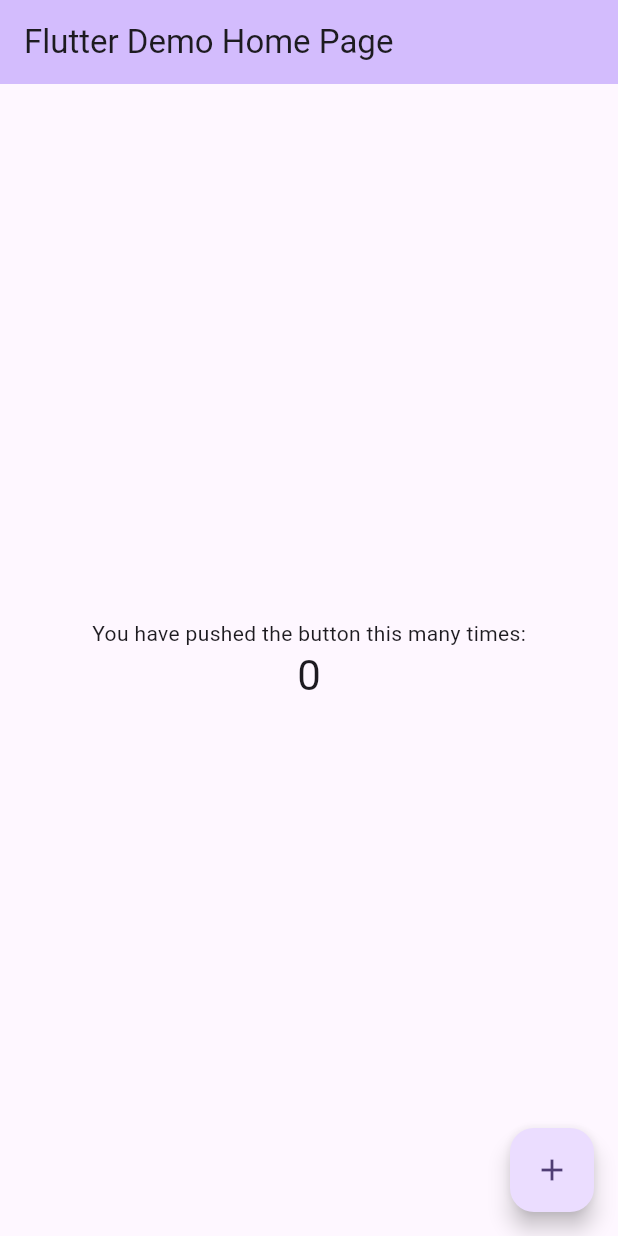
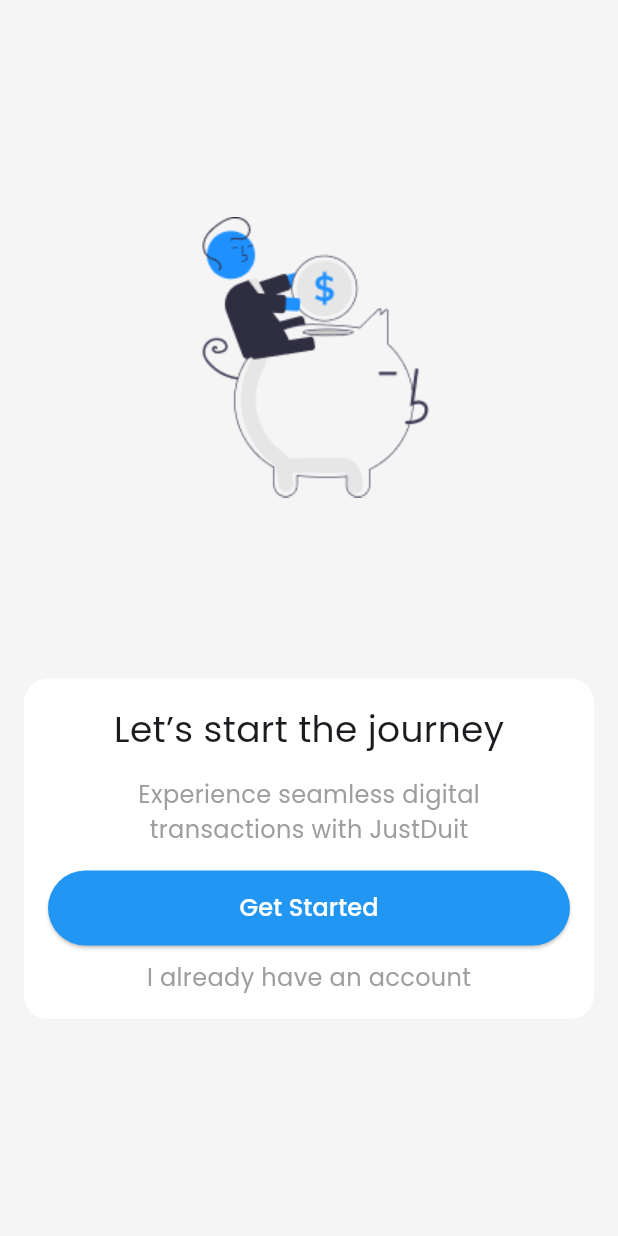
Before and after one commit to GilangRamadhann/2117051082-advanced-mobile, a Flutter app: the screen it shows after launch, on a phone screen of 412 x 824 dp. Run offline on Flutter 3.47's test engine with Material 2 defaults, Android fonts, the light colour scheme and no system bars; our stand-ins replace google_fonts.

Commit message:
LKP-basic-widget

```diff
--- a/lib/main.dart
+++ b/lib/main.dart
@@ -1,4 +1,5 @@
 import 'package:flutter/material.dart';
+import 'package:mola/screens/onboarding_screen.dart';
 
 void main() {
   runApp(const MyApp());
@@ -11,6 +12,7 @@ class MyApp extends StatelessWidget {
   @override
   Widget build(BuildContext context) {
     return MaterialApp(
+      debugShowCheckedModeBanner: false,
       title: 'Flutter Demo',
       theme: ThemeData(
         // This is the theme of your application.
@@ -31,95 +33,14 @@ class MyApp extends StatelessWidget {
         colorScheme: ColorScheme.fromSeed(seedColor: Colors.deepPurple),
         useMaterial3: true,
       ),
-      home: const MyHomePage(title: 'Flutter Demo Home Page'),
+      home: const onboardingscreen(),
+      //   home: Scaffold(a
+      //     body: Center(
+      //       child: Text("Test"),
+      //     ),
+      //   ),
+      // );
+      // }
     );
   }
 }
-
-class MyHomePage extends StatefulWidget {
-  const MyHomePage({super.key, required this.title});
-
-  // This widget is the home page of your application. It is stateful, meaning
-  // that it has a State object (defined below) that contains fields that affect
-  // how it looks.
-
-  // This class is the configuration for the state. It holds the values (in this
-  // case the title) provided by the parent (in this case the App widget) and
-  // used by the build method of the State. Fields in a Widget subclass are
-  // always marked "final".
-
-  final String title;
-
-  @override
-  State<MyHomePage> createState() => _MyHomePageState();
-}
-
-class _MyHomePageState extends State<MyHomePage> {
-  int _counter = 0;
-
-  void _incrementCounter() {
-    setState(() {
-      // This call to setState tells the Flutter framework that something has
-      // changed in this State, which causes it to rerun the build method below
-      // so that the display can reflect the updated values. If we changed
-      // _counter without calling setState(), then the build method would not be
-      // called again, and so nothing would appear to happen.
-      _counter++;
-    });
-  }
-
-  @override
-  Widget build(BuildContext context) {
-    // This method is rerun every time setState is called, for instance as done
-    // by the _incrementCounter method above.
-    //
-    // The Flutter framework has been optimized to make rerunning build methods
-    // fast, so that you can just rebuild anything that needs updating rather
-    // than having to individually change instances of widgets.
-    return Scaffold(
-      appBar: AppBar(
-        // TRY THIS: Try changing the color here to a specific color (to
-        // Colors.amber, perhaps?) and trigger a hot reload to see the AppBar
-        // change color while the other colors stay the same.
-        backgroundColor: Theme.of(context).colorScheme.inversePrimary,
-        // Here we take the value from the MyHomePage object that was created by
-        // the App.build method, and use it to set our appbar title.
-        title: Text(widget.title),
-      ),
-      body: Center(
-        // Center is a layout widget. It takes a single child and positions it
-        // in the middle of the parent.
-        child: Column(
-          // Column is also a layout widget. It takes a list of children and
-          // arranges them vertically. By default, it sizes itself to fit its
-          // children horizontally, and tries to be as tall as its parent.
-          //
-          // Column has various properties to control how it sizes itself and
-          // how it positions its children. Here we use mainAxisAlignment to
-          // center the children vertically; the main axis here is the vertical
-          // axis because Columns are vertical (the cross axis would be
-          // horizontal).
-          //
-          // TRY THIS: Invoke "debug painting" (choose the "Toggle Debug Paint"
-          // action in the IDE, or press "p" in the console), to see the
-          // wireframe for each widget.
-          mainAxisAlignment: MainAxisAlignment.center,
-          children: <Widget>[
-            const Text(
-              'You have pushed the button this many times:',
-            ),
-            Text(
-              '$_counter',
-              style: Theme.of(context).textTheme.headlineMedium,
-            ),
-          ],
-        ),
-      ),
-      floatingActionButton: FloatingActionButton(
-        onPressed: _incrementCounter,
-        tooltip: 'Increment',
-        child: const Icon(Icons.add),
-      ), // This trailing comma makes auto-formatting nicer for build methods.
-    );
-  }
-}
--- /dev/null
+++ b/lib/screens/onboarding_screen.dart
@@ -0,0 +1,111 @@
+import 'package:flutter/material.dart';
+import 'package:google_fonts/google_fonts.dart';
+
+class onboardingscreen extends StatelessWidget {
+  const onboardingscreen({Key? key}) : super(key: key);
+
+  @override
+  Widget build(BuildContext context) {
+    return Scaffold(
+      backgroundColor: Colors.grey[100],
+      body: SafeArea(
+        child: Padding(
+          padding: const EdgeInsets.symmetric(vertical: 24.0, horizontal: 16.0),
+          child: Column(
+            mainAxisAlignment: MainAxisAlignment.spaceEvenly,
+            children: <Widget>[
+              Align(
+                  alignment: Alignment.center,
+                  child: Image.asset('assets/images/justduit.png')),
+              Container(
+                width: double.infinity,
+                decoration: BoxDecoration(
+                  color: Colors.white,
+                  borderRadius: BorderRadius.circular(16.0),
+                ),
+                child: Column(
+                  mainAxisAlignment: MainAxisAlignment.spaceEvenly,
+                  children: [
+                    const SizedBox(height: 16.0),
+                    Text(
+                      'Let’s start the journey',
+                      style: TextStyle(
+                          fontFamily: GoogleFonts.poppins(
+                            fontWeight: FontWeight.w600,
+                          ).fontFamily,
+                          fontSize: 24.0),
+                    ),
+                    const SizedBox(height: 16.0),
+                    Text(
+                      'Experience seamless digital',
+                      style: TextStyle(
+                        fontFamily: GoogleFonts.poppins(
+                          fontWeight: FontWeight.w400,
+                        ).fontFamily,
+                        fontSize: 16.0,
+                        color: Colors.grey,
+                      ),
+                    ),
+                    Text(
+                      'transactions with JustDuit',
+                      style: TextStyle(
+                        fontFamily: GoogleFonts.poppins(
+                          fontWeight: FontWeight.w400,
+                        ).fontFamily,
+                        fontSize: 16.0,
+                        color: Colors.grey,
+                      ),
+                    ),
+                    const SizedBox(height: 16.0),
+                    Padding(
+                      padding: const EdgeInsets.symmetric(horizontal: 16.0),
+                      child: SizedBox(
+                        width: double.infinity,
+                        height: 50.0,
+                        child: ElevatedButton(
+                          style: ButtonStyle(
+                            backgroundColor:
+                                MaterialStateProperty.all<Color>(Colors.blue),
+                            shape: MaterialStateProperty.all<
+                                RoundedRectangleBorder>(
+                              RoundedRectangleBorder(
+                                borderRadius: BorderRadius.circular(50.0),
+                              ),
+                            ),
+                          ),
+                          onPressed: () {},
+                          child: Text(
+                            'Get Started',
+                            style: TextStyle(
+                              color: Colors.white,
+                              fontSize: 16.0,
+                              fontFamily: GoogleFonts.poppins(
+                                fontWeight: FontWeight.w400,
+                              ).fontFamily,
+                            ),
+                          ),
+                        ),
+                      ),
+                    ),
+                    const SizedBox(height: 10.0),
+                    Text(
+                      'I already have an account',
+                      style: TextStyle(
+                        fontFamily: GoogleFonts.poppins(
+                          fontWeight: FontWeight.w400,
+                        ).fontFamily,
+                        fontSize: 16.0,
+                        color: Colors.grey,
+                      ),
+                    ),
+                    const SizedBox(height: 16.0),
+                  ],
+                ),
+              )
+            ],
+          ),
+        ),
+      ),
+    );
+  }
+}
```
Also changed, not shown: pubspec.yaml (+4 -3 lines), assets/fonts/Poppins-Regular.ttf (added), assets/fonts/Poppins.ttf (added), assets/images/1.png (added), assets/images/justduit.png (added), pubspec.lock, 1 other file.
